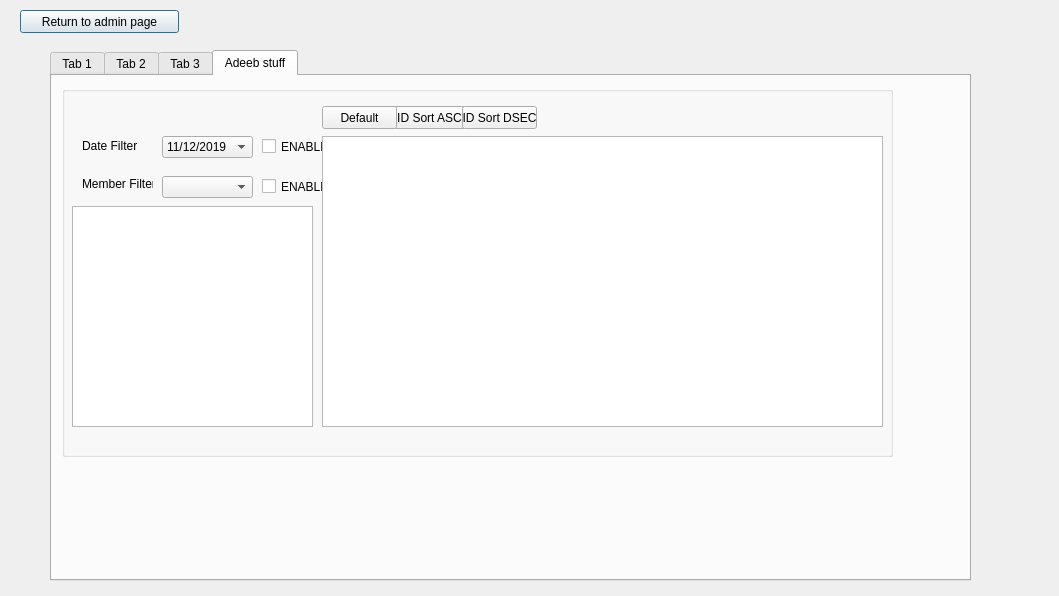
Above: Project2/admin_item_database.ui from tdragon00/CS1C_Project_2 before the change. Below: the same form after it.
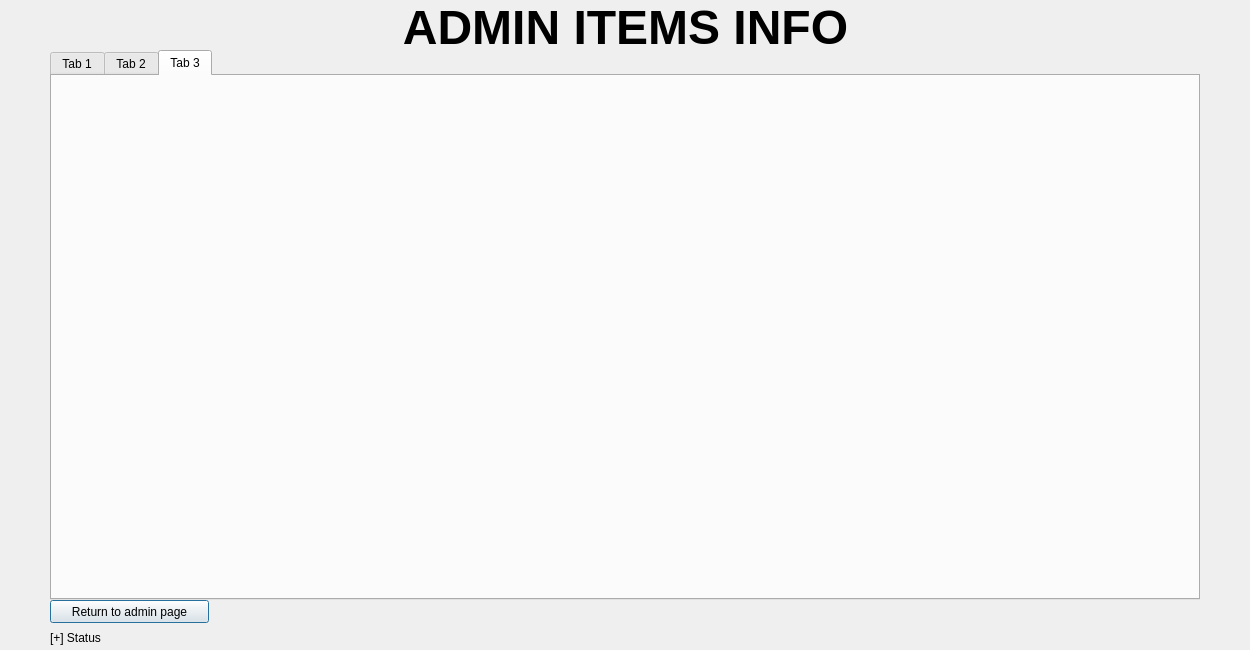
That is the form after the change.

```diff
--- a/Project2/admin_item_database.ui
+++ b/Project2/admin_item_database.ui
@@ -6,8 +6,8 @@
    <rect>
     <x>0</x>
     <y>0</y>
-    <width>1059</width>
-    <height>596</height>
+    <width>1250</width>
+    <height>650</height>
    </rect>
   </property>
   <property name="windowTitle">
@@ -16,8 +16,8 @@
   <widget class="QPushButton" name="returnButton">
    <property name="geometry">
     <rect>
-     <x>20</x>
-     <y>10</y>
+     <x>50</x>
+     <y>600</y>
      <width>159</width>
      <height>23</height>
     </rect>
@@ -31,12 +31,12 @@
     <rect>
      <x>50</x>
      <y>50</y>
-     <width>921</width>
-     <height>531</height>
+     <width>1150</width>
+     <height>550</height>
     </rect>
    </property>
    <property name="currentIndex">
-    <number>3</number>
+    <number>2</number>
    </property>
    <widget class="QWidget" name="tab_2">
     <attribute name="title">
@@ -53,204 +53,32 @@
      <string>Tab 3</string>
     </attribute>
    </widget>
-   <widget class="QWidget" name="tab">
-    <attribute name="title">
-     <string>Adeeb stuff</string>
-    </attribute>
-    <widget class="QGroupBox" name="Selections">
-     <property name="geometry">
-      <rect>
-       <x>10</x>
-       <y>10</y>
-       <width>831</width>
-       <height>371</height>
-      </rect>
-     </property>
-     <property name="title">
-      <string/>
-     </property>
-     <widget class="QTableView" name="tableView">
-      <property name="geometry">
-       <rect>
-        <x>260</x>
-        <y>50</y>
-        <width>561</width>
-        <height>291</height>
-       </rect>
-      </property>
-      <property name="sortingEnabled">
-       <bool>true</bool>
-      </property>
-     </widget>
-     <widget class="QComboBox" name="comboBox">
-      <property name="geometry">
-       <rect>
-        <x>100</x>
-        <y>50</y>
-        <width>91</width>
-        <height>22</height>
-       </rect>
-      </property>
-      <item>
-       <property name="text">
-        <string>11/12/2019</string>
-       </property>
-      </item>
-      <item>
-       <property name="text">
-        <string>11/13/2019</string>
-       </property>
-      </item>
-      <item>
-       <property name="text">
-        <string>11/14/2019</string>
-       </property>
-      </item>
-      <item>
-       <property name="text">
-        <string>11/15/2019</string>
-       </property>
-      </item>
-      <item>
-       <property name="text">
-        <string>11/16/2019</string>
-       </property>
-      </item>
-      <item>
-       <property name="text">
-        <string>11/17/2019</string>
-       </property>
-      </item>
-      <item>
-       <property name="text">
-        <string>11/18/2019</string>
-       </property>
-      </item>
-     </widget>
-     <widget class="QLabel" name="label">
-      <property name="geometry">
-       <rect>
-        <x>20</x>
-        <y>50</y>
-        <width>71</width>
-        <height>20</height>
-       </rect>
-      </property>
-      <property name="text">
-       <string>Date Filter</string>
-      </property>
-     </widget>
-     <widget class="QComboBox" name="memberFilter">
-      <property name="geometry">
-       <rect>
-        <x>100</x>
-        <y>90</y>
-        <width>91</width>
-        <height>22</height>
-       </rect>
-      </property>
-     </widget>
-     <widget class="QLabel" name="label_2">
-      <property name="geometry">
-       <rect>
-        <x>20</x>
-        <y>90</y>
-        <width>71</width>
-        <height>16</height>
-       </rect>
-      </property>
-      <property name="text">
-       <string>Member Filter</string>
-      </property>
-     </widget>
-     <widget class="QTableView" name="memberTable">
-      <property name="geometry">
-       <rect>
-        <x>10</x>
-        <y>120</y>
-        <width>241</width>
-        <height>221</height>
-       </rect>
-      </property>
-     </widget>
-     <widget class="QWidget" name="horizontalLayoutWidget">
-      <property name="geometry">
-       <rect>
-        <x>130</x>
-        <y>120</y>
-        <width>101</width>
-        <height>221</height>
-       </rect>
-      </property>
-      <layout class="QHBoxLayout" name="horizontalLayout"/>
-     </widget>
-     <widget class="QCheckBox" name="checkMemberFilter">
-      <property name="geometry">
-       <rect>
-        <x>200</x>
-        <y>90</y>
-        <width>61</width>
-        <height>21</height>
-       </rect>
-      </property>
-      <property name="text">
-       <string>ENABLE</string>
-      </property>
-     </widget>
-     <widget class="QCheckBox" name="checkDateFilter">
-      <property name="geometry">
-       <rect>
-        <x>200</x>
-        <y>50</y>
-        <width>61</width>
-        <height>21</height>
-       </rect>
-      </property>
-      <property name="text">
-       <string>ENABLE</string>
-      </property>
-     </widget>
-     <widget class="QPushButton" name="pushButton">
-      <property name="geometry">
-       <rect>
-        <x>330</x>
-        <y>20</y>
-        <width>75</width>
-        <height>23</height>
-       </rect>
-      </property>
-      <property name="text">
-       <string>ID Sort ASC</string>
-      </property>
-     </widget>
-     <widget class="QPushButton" name="pushButton_2">
-      <property name="geometry">
-       <rect>
-        <x>400</x>
-        <y>20</y>
-        <width>75</width>
-        <height>23</height>
-       </rect>
-      </property>
-      <property name="text">
-       <string>ID Sort DSEC</string>
-      </property>
-     </widget>
-     <widget class="QPushButton" name="pushButton_3">
-      <property name="geometry">
-       <rect>
-        <x>260</x>
-        <y>20</y>
-        <width>75</width>
-        <height>23</height>
-       </rect>
-      </property>
-      <property name="text">
-       <string>Default</string>
-      </property>
-     </widget>
-    </widget>
-   </widget>
+  </widget>
+  <widget class="QLabel" name="label_5">
+   <property name="geometry">
+    <rect>
+     <x>0</x>
+     <y>0</y>
+     <width>1251</width>
+     <height>51</height>
+    </rect>
+   </property>
+   <property name="text">
+    <string>&lt;html&gt;&lt;head/&gt;&lt;body&gt;&lt;p align=&quot;center&quot;&gt;&lt;span style=&quot; font-size:36pt; font-weight:600;&quot;&gt;ADMIN ITEMS INFO&lt;/span&gt;&lt;/p&gt;&lt;/body&gt;&lt;/html&gt;</string>
+   </property>
+  </widget>
+  <widget class="QLabel" name="statusLine">
+   <property name="geometry">
+    <rect>
+     <x>50</x>
+     <y>630</y>
+     <width>141</width>
+     <height>16</height>
+    </rect>
+   </property>
+   <property name="text">
+    <string>[+] Status</string>
+   </property>
   </widget>
  </widget>
  <resources/>
```
